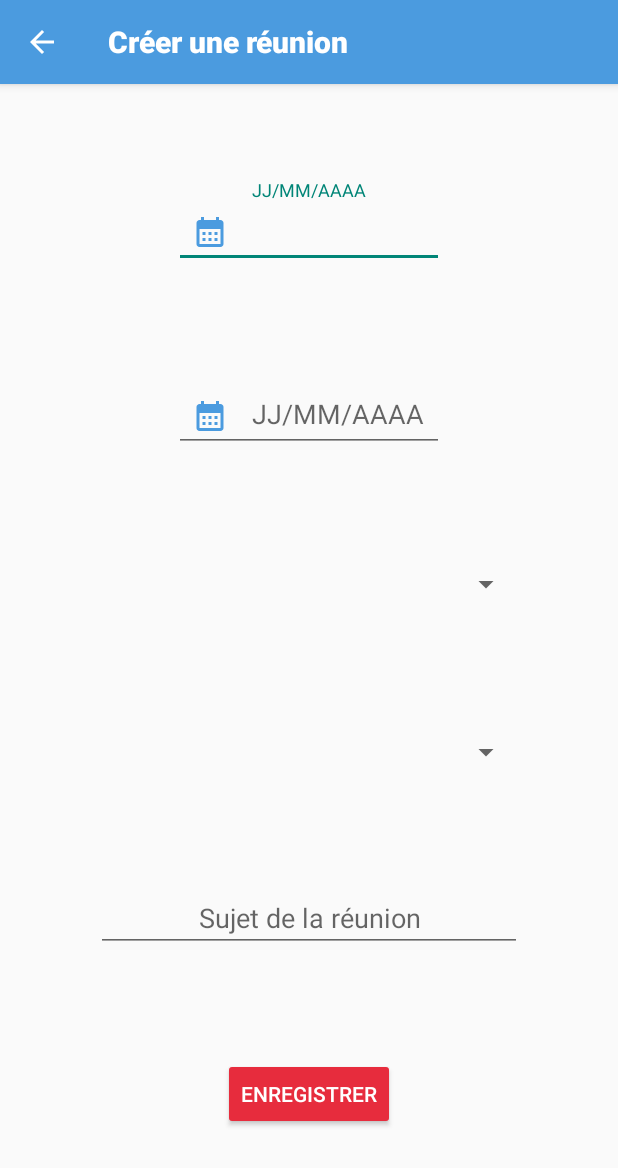
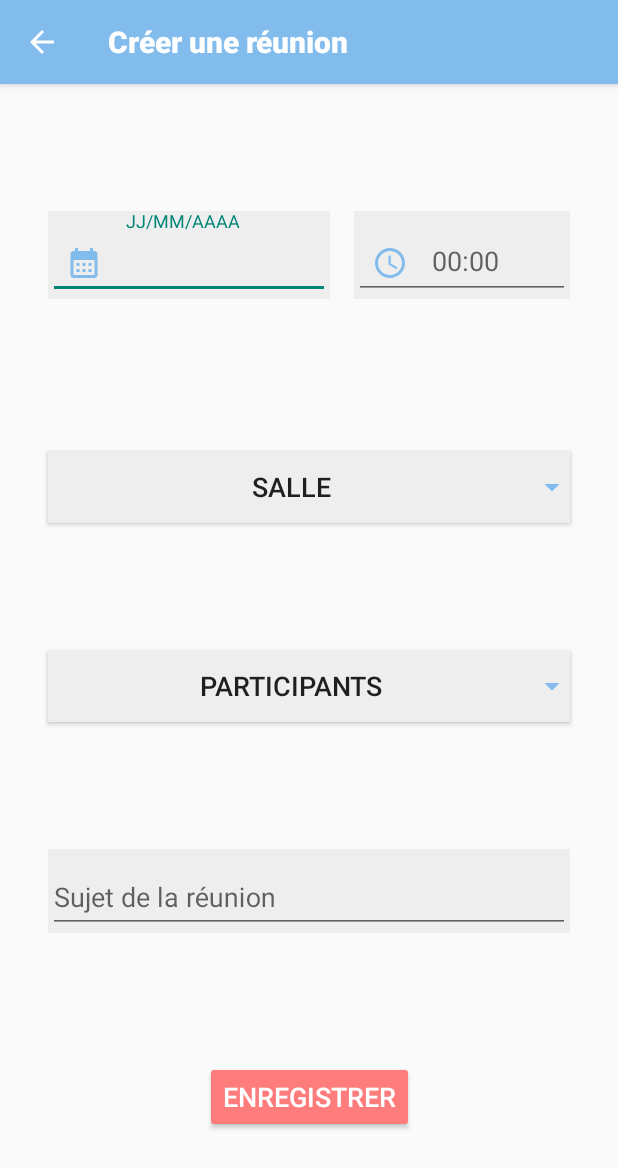
Before and after one commit to AnneLinger/Mareu, an Android app: the screen it shows after launch (AddMeetingActivity), after a tap on "Add a meeting", on a phone screen of 412 x 824 dp. Shown: the top 1168 px of the screen. Run offline under Robolectric (Android 15) with nearby library versions, the phone set to English and light mode, and no system bars; our stand-ins replace ButterKnife.

Commit message:
Layout for the AddMeetingActivity

```diff
--- a/app/src/main/java/com/anne/linger/mareu/controller/activities/AddMeetingActivity.java
+++ b/app/src/main/java/com/anne/linger/mareu/controller/activities/AddMeetingActivity.java
@@ -1,10 +1,19 @@
 package com.anne.linger.mareu.controller.activities;
+
+import static androidx.core.content.PackageManagerCompat.LOG_TAG;
 
 import android.app.Activity;
 import android.content.Intent;
 import android.os.Bundle;
+import android.sax.Element;
+import android.util.Log;
+import android.view.Menu;
+import android.view.MenuItem;
 import android.view.View;
+import android.widget.AutoCompleteTextView;
+import android.widget.Button;
 import android.widget.EditText;
+import android.widget.PopupMenu;
 
 import androidx.appcompat.app.AppCompatActivity;
 import androidx.appcompat.widget.Toolbar;
@@ -25,17 +34,56 @@ public class AddMeetingActivity extends AppCompatActivity {
 
     private ActivityAddMeetingBinding mBinding;
 
+    @Override
+    protected void onCreate(Bundle savedInstanceState) {
+        super.onCreate(savedInstanceState);
+        initUi();
+        initData();
+        initClickOnRoomMenu();
+        initClickOnCollaboratorMenu();
+    }
+
+    private void initClickOnRoomMenu() {
+        mBinding.buttonRooms.setOnClickListener(new View.OnClickListener() {
+            @Override
+            public void onClick(View view) {
+                showRoomMenu();
+            }
+        });
+    }
+
+    private void showRoomMenu() {
+        PopupMenu popup = new PopupMenu(this, this.mBinding.buttonRooms);
+        popup.inflate(R.menu.room_menu);
+
+        //Menu menu = popup.getMenu();
+
+        popup.show();
+    }
+
+    private void initClickOnCollaboratorMenu() {
+        mBinding.buttonCollaborators.setOnClickListener(new View.OnClickListener() {
+            @Override
+            public void onClick(View view) {
+                showCollaboratorMenu();
+            }
+        });
+    }
+
+    private void showCollaboratorMenu() {
+        PopupMenu popup = new PopupMenu(this, this.mBinding.buttonCollaborators);
+        popup.inflate(R.menu.collaborator_menu);
+
+        //Menu menu = popup.getMenu();
+
+        popup.show();
+    }
+
     //Configure the UI
     private void initUi() {
         mBinding = ActivityAddMeetingBinding.inflate(getLayoutInflater());
         View view = mBinding.getRoot();
         setContentView(view);
-    }
-
-    @Override
-    protected void onCreate(Bundle savedInstanceState) {
-        super.onCreate(savedInstanceState);
-        initUi();
         configureToolbar();
     }
 
@@ -46,4 +94,10 @@ public class AddMeetingActivity extends AppCompatActivity {
         //Back button enable
         getSupportActionBar().setDisplayHomeAsUpEnabled(true);
     }
+
+    //Init the data
+    private void initData() {
+
+    }
+
 }
--- a/app/src/main/java/com/anne/linger/mareu/controller/activities/MeetingActivity.java
+++ b/app/src/main/java/com/anne/linger/mareu/controller/activities/MeetingActivity.java
@@ -1,52 +1,53 @@
 package com.anne.linger.mareu.controller.activities;
 
 import androidx.appcompat.app.AppCompatActivity;
-import androidx.appcompat.widget.Toolbar;
 import androidx.core.app.ActivityCompat;
 
 import android.content.Intent;
 import android.os.Bundle;
-import android.renderscript.ScriptGroup;
 import android.view.Menu;
 import android.view.View;
 
 import com.anne.linger.mareu.R;
 import com.anne.linger.mareu.databinding.ActivityMeetingBinding;
-import com.google.android.material.floatingactionbutton.FloatingActionButton;
-
-import butterknife.OnClick;
 
 public class MeetingActivity extends AppCompatActivity {
 
     private ActivityMeetingBinding mBinding;
+
+    @Override
+    protected void onCreate(Bundle savedInstanceState) {
+        super.onCreate(savedInstanceState);
+        initUi();
+        initData();
+        addMeeting();
+    }
 
     //Configure the UI
     private void initUi() {
         mBinding = ActivityMeetingBinding.inflate(getLayoutInflater());
         View view = mBinding.getRoot();
         setContentView(view);
+        configureToolbar();
     }
 
-    @Override
-    protected void onCreate(Bundle savedInstanceState) {
-        super.onCreate(savedInstanceState);
-        initUi();
-        configureToolbar();
-        addMeeting();
+    //Init the date
+    private void initData() {
+
     }
 
     //Configure the menu
     @Override
     public boolean onCreateOptionsMenu(Menu menu) {
         // Inflate the menu; this adds item to the action bar if it is present
-        getMenuInflater().inflate(R.menu.menu, menu);
+        getMenuInflater().inflate(R.menu.filter_menu, menu);
         return true;
     }
 
     //Configure the Toolbar
     private void configureToolbar(){
         setSupportActionBar(mBinding.tbMain);
-        mBinding.tbMain.inflateMenu(R.menu.menu);
+        mBinding.tbMain.inflateMenu(R.menu.filter_menu);
     }
 
     //Navigate to the AddMeetingActivity
--- /dev/null
+++ b/app/src/main/res/drawable/ic_baseline_access_time_24.xml
@@ -0,0 +1,6 @@
+<vector android:height="24dp" android:tint="#FFFFFF"
+    android:viewportHeight="24" android:viewportWidth="24"
+    android:width="24dp" xmlns:android="http://schemas.android.com/apk/res/android">
+    <path android:fillColor="@android:color/white" android:pathData="M11.99,2C6.47,2 2,6.48 2,12s4.47,10 9.99,10C17.52,22 22,17.52 22,12S17.52,2 11.99,2zM12,20c-4.42,0 -8,-3.58 -8,-8s3.58,-8 8,-8 8,3.58 8,8 -3.58,8 -8,8z"/>
+    <path android:fillColor="@android:color/white" android:pathData="M12.5,7H11v6l5.25,3.15 0.75,-1.23 -4.5,-2.67z"/>
+</vector>
--- /dev/null
+++ b/app/src/main/res/drawable/ic_baseline_arrow_drop_down_24.xml
@@ -0,0 +1,5 @@
+<vector android:height="24dp" android:tint="#FFFFFF"
+    android:viewportHeight="24" android:viewportWidth="24"
+    android:width="24dp" xmlns:android="http://schemas.android.com/apk/res/android">
+    <path android:fillColor="@color/blue" android:pathData="M7,10l5,5 5,-5z"/>
+</vector>
--- a/app/src/main/res/layout/activity_add_meeting.xml
+++ b/app/src/main/res/layout/activity_add_meeting.xml
@@ -12,28 +12,40 @@
         android:layout_height="wrap_content"
         android:background="@color/blue"
         android:elevation="4dp"
-        app:layout_constraintLeft_toLeftOf="parent"
-        app:layout_constraintRight_toRightOf="parent"
         app:layout_constraintTop_toTopOf="parent"
+        app:layout_constraintStart_toStartOf="parent"
+        app:layout_constraintEnd_toEndOf="parent"
         app:title="@string/add_meeting"
         app:titleTextColor="@color/white"
         app:titleTextAppearance="@style/ActionBar.Text"
         android:theme="@style/ToolbarAddTheme"/>
 
+    <androidx.constraintlayout.widget.ConstraintLayout
+        android:id="@+id/cl_time"
+        android:layout_width="match_parent"
+        android:layout_height="wrap_content"
+        app:layout_constraintTop_toBottomOf="@id/tb_add"
+        app:layout_constraintStart_toStartOf="parent"
+        app:layout_constraintEnd_toEndOf="parent"
+        app:layout_constraintBottom_toTopOf="@id/button_rooms"
+        android:layout_marginVertical="32dp"
+        android:layout_marginHorizontal="@dimen/horizontal_margin">
+
         <com.google.android.material.textfield.TextInputLayout
             android:id="@+id/tf_date"
-        android:layout_width="wrap_content"
+            android:layout_width="188dp"
             android:layout_height="wrap_content"
-        android:minWidth="180dp"
-        android:maxWidth="280dp"
-        android:layout_marginTop="64dp"
-        app:layout_constraintTop_toBottomOf="@id/tb_add"
-        app:layout_constraintLeft_toLeftOf="parent"
-        app:layout_constraintRight_toRightOf="parent"
+            app:layout_constraintTop_toTopOf="parent"
+            app:layout_constraintStart_toStartOf="parent"
+            app:layout_constraintRight_toLeftOf="@id/tf_hour"
+            app:layout_constraintEnd_toStartOf="@id/tf_hour"
+            android:layout_marginLeft="16dp"
+            android:layout_marginRight="8dp"
             app:startIconDrawable="@drawable/ic_baseline_calendar_month_24"
             app:startIconCheckable="true"
             app:startIconContentDescription="Calendrier"
             app:startIconTint="@color/blue"
+            android:background="@color/lightgrey"
             app:errorEnabled="false"
             android:hint="JJ/MM/AAAA"
             >
@@ -47,20 +59,73 @@
 
         <com.google.android.material.textfield.TextInputLayout
             android:id="@+id/tf_hour"
-        android:layout_width="wrap_content"
+            android:layout_width="144dp"
             android:layout_height="wrap_content"
-        android:minWidth="180dp"
-        android:maxWidth="280dp"
-        android:layout_marginTop="64dp"
-        app:layout_constraintTop_toBottomOf="@id/tf_date"
-        app:layout_constraintLeft_toLeftOf="parent"
-        app:layout_constraintRight_toRightOf="parent"
-        app:startIconDrawable="@drawable/ic_baseline_calendar_month_24"
+            android:layout_marginLeft="8dp"
+            android:layout_marginRight="16dp"
+            android:background="@color/lightgrey"
+            android:hint="00:00"
+            app:errorEnabled="false"
+            app:layout_constraintTop_toTopOf="parent"
+            app:layout_constraintEnd_toEndOf="parent"
+            app:layout_constraintLeft_toRightOf="@id/tf_date"
+            app:layout_constraintStart_toEndOf="@id/tf_date"
             app:startIconCheckable="true"
-        app:startIconContentDescription="Calendrier"
-        app:startIconTint="@color/blue"
-        app:errorEnabled="false"
-        android:hint="JJ/MM/AAAA"
+            app:startIconContentDescription="Horloge"
+            app:startIconDrawable="@drawable/ic_baseline_access_time_24"
+            app:startIconTint="@color/blue">
+
+            <com.google.android.material.textfield.TextInputEditText
+                android:layout_width="match_parent"
+                android:layout_height="wrap_content" />
+
+        </com.google.android.material.textfield.TextInputLayout>
+
+</androidx.constraintlayout.widget.ConstraintLayout>
+
+    <Button
+        android:id="@+id/button_rooms"
+        android:layout_width="match_parent"
+        android:layout_height="wrap_content"
+        app:layout_constraintTop_toBottomOf="@id/cl_time"
+        app:layout_constraintBottom_toTopOf="@+id/button_collaborators"
+        app:layout_constraintStart_toStartOf="parent"
+        app:layout_constraintEnd_toEndOf="parent"
+        android:layout_marginHorizontal="@dimen/horizontal_margin"
+        android:layout_marginVertical="@dimen/vertical_margin"
+        android:text="@string/room"
+        android:textSize="18sp"
+        android:drawableEnd="@drawable/ic_baseline_arrow_drop_down_24"
+        android:drawableTint="@color/blue"
+        android:background="@color/lightgrey" />
+
+    <Button
+        android:id="@+id/button_collaborators"
+        android:layout_width="match_parent"
+        android:layout_height="wrap_content"
+        app:layout_constraintTop_toBottomOf="@id/button_rooms"
+        app:layout_constraintBottom_toTopOf="@+id/tf_topic"
+        app:layout_constraintStart_toStartOf="parent"
+        app:layout_constraintEnd_toEndOf="parent"
+        android:layout_marginHorizontal="@dimen/horizontal_margin"
+        android:layout_marginVertical="@dimen/vertical_margin"        android:text="@string/collaborators"
+        android:textSize="18sp"
+        android:drawableEnd="@drawable/ic_baseline_arrow_drop_down_24"
+        android:drawableTint="@color/blue"
+        android:background="@color/lightgrey" />
+
+    <com.google.android.material.textfield.TextInputLayout
+        android:id="@+id/tf_topic"
+        android:layout_width="0dp"
+        android:layout_height="wrap_content"
+        app:layout_constraintTop_toBottomOf="@id/button_collaborators"
+        app:layout_constraintBottom_toTopOf="@+id/button_save"
+        app:layout_constraintStart_toStartOf="parent"
+        app:layout_constraintEnd_toEndOf="parent"
+        android:layout_marginHorizontal="@dimen/horizontal_margin"
+        android:layout_marginVertical="@dimen/vertical_margin"        android:background="@color/lightgrey"
+        android:hint="Sujet de la réunion"
+        android:inputType="text"
         >
 
     <com.google.android.material.textfield.TextInputEditText
@@ -70,55 +135,20 @@
 
     </com.google.android.material.textfield.TextInputLayout>
 
-    <Spinner
-        android:id="@+id/sp_rooms"
-        android:layout_width="match_parent"
-        android:layout_height="48dp"
-        android:layout_marginLeft="64dp"
-        android:layout_marginRight="64dp"
-        android:layout_marginTop="64dp"
-        app:layout_constraintLeft_toLeftOf="parent"
-        app:layout_constraintRight_toRightOf="parent"
-        app:layout_constraintTop_toBottomOf="@+id/tf_hour"
-        tools:layout_editor_absoluteX="16dp" />
-
-    <Spinner
-        android:id="@+id/sp_collaborators"
-        android:layout_width="match_parent"
-        android:layout_height="48dp"
-        android:layout_marginLeft="64dp"
-        android:layout_marginRight="64dp"
-        android:layout_marginTop="64dp"
-        app:layout_constraintLeft_toLeftOf="parent"
-        app:layout_constraintRight_toRightOf="parent"
-        app:layout_constraintTop_toBottomOf="@+id/sp_rooms"
-        tools:layout_editor_absoluteX="16dp" />
-
-    <com.google.android.material.textfield.TextInputEditText
-        android:id="@+id/et_topic"
-        android:layout_width="match_parent"
-        android:layout_height="wrap_content"
-        android:layout_marginLeft="64dp"
-        android:layout_marginRight="64dp"
-        android:layout_marginTop="64dp"
-        android:hint="Sujet de la réunion"
-        android:gravity="center_horizontal"
-        android:inputType="text"
-        app:layout_constraintLeft_toLeftOf="parent"
-        app:layout_constraintRight_toRightOf="parent"
-        app:layout_constraintTop_toBottomOf="@id/sp_collaborators" />
 
     <Button
         android:id="@+id/button_save"
         android:layout_width="wrap_content"
         android:layout_height="wrap_content"
-        android:backgroundTint="@color/red"
+        app:layout_constraintTop_toBottomOf="@id/tf_topic"
+        app:layout_constraintBottom_toBottomOf="parent"
+        app:layout_constraintStart_toStartOf="parent"
+        app:layout_constraintEnd_toEndOf="parent"
+        android:layout_marginHorizontal="@dimen/horizontal_margin"
+        android:layout_marginVertical="@dimen/vertical_margin"           android:backgroundTint="@color/red"
         android:text="Enregistrer"
-        android:textColor="@color/white"
-        app:layout_constraintBottom_toBottomOf="parent"
-        app:layout_constraintLeft_toLeftOf="parent"
-        app:layout_constraintRight_toRightOf="parent"
-        app:layout_constraintTop_toBottomOf="@+id/et_topic" />
+        android:textSize="18sp"
+        android:textColor="@color/white" />
 
 
 </androidx.constraintlayout.widget.ConstraintLayout>
--- /dev/null
+++ b/app/src/main/res/menu/collaborator_menu.xml
@@ -0,0 +1,9 @@
+<?xml version="1.0" encoding="utf-8"?>
+<menu xmlns:android="http://schemas.android.com/apk/res/android">
+    <item
+        android:id="@+id/item_coll1"
+        android:title="mail 1" />
+    <item
+        android:id="@+id/item_coll2"
+        android:title="mail 2" />
+</menu>
--- /dev/null
+++ b/app/src/main/res/menu/room_menu.xml
@@ -0,0 +1,33 @@
+<?xml version="1.0" encoding="utf-8"?>
+<menu xmlns:android="http://schemas.android.com/apk/res/android">
+        <item
+            android:id="@+id/item_room1"
+            android:title="Salle A" />
+        <item
+            android:id="@+id/item_room2"
+            android:title="Salle B" />
+        <item
+            android:id="@+id/item_room3"
+            android:title="Salle C" />
+        <item
+            android:id="@+id/item_room4"
+            android:title="Salle D" />
+        <item
+            android:id="@+id/item_room5"
+            android:title="Salle E" />
+        <item
+            android:id="@+id/item_room6"
+            android:title="Salle F" />
+        <item
+            android:id="@+id/item_room7"
+            android:title="Salle G" />
+        <item
+            android:id="@+id/item_room8"
+            android:title="Salle H" />
+        <item
+            android:id="@+id/item_room9"
+            android:title="Salle I" />
+        <item
+            android:id="@+id/item_room10"
+            android:title="Salle J" />
+</menu>
--- a/app/src/main/res/values/colors.xml
+++ b/app/src/main/res/values/colors.xml
@@ -2,7 +2,8 @@
 <resources>
     <color name="black">#FF000000</color>
     <color name="white">#FFFFFFFF</color>
-    <color name="blue">#4B9BDF</color>
+    <color name="blue">#82BCED</color>
     <color name="grey">#5B5F62</color>
-    <color name="red">#E72C3D</color>
+    <color name="red">#FF7C7C</color>
+    <color name="lightgrey">#EFEEEE</color>
 </resources>
--- /dev/null
+++ b/app/src/main/res/values/dimens.xml
@@ -0,0 +1,5 @@
+<?xml version="1.0" encoding="utf-8"?>
+<resources>
+    <dimen name="vertical_margin">16dp</dimen>
+    <dimen name="horizontal_margin">32dp</dimen>
+</resources>
```
Also changed, not shown: app/src/main/res/menu/filter_menu.xml (renamed from app/src/main/res/menu/menu.xml). Lines whose indentation alone changed are shown as unchanged.
